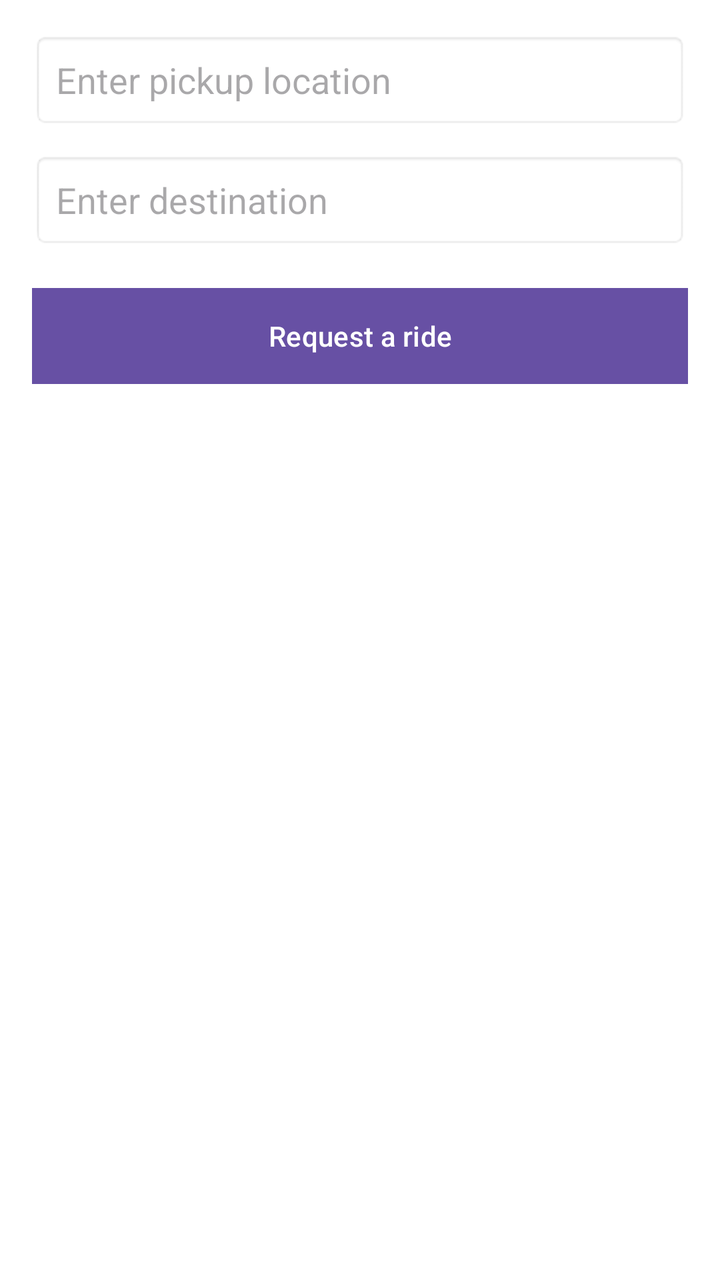
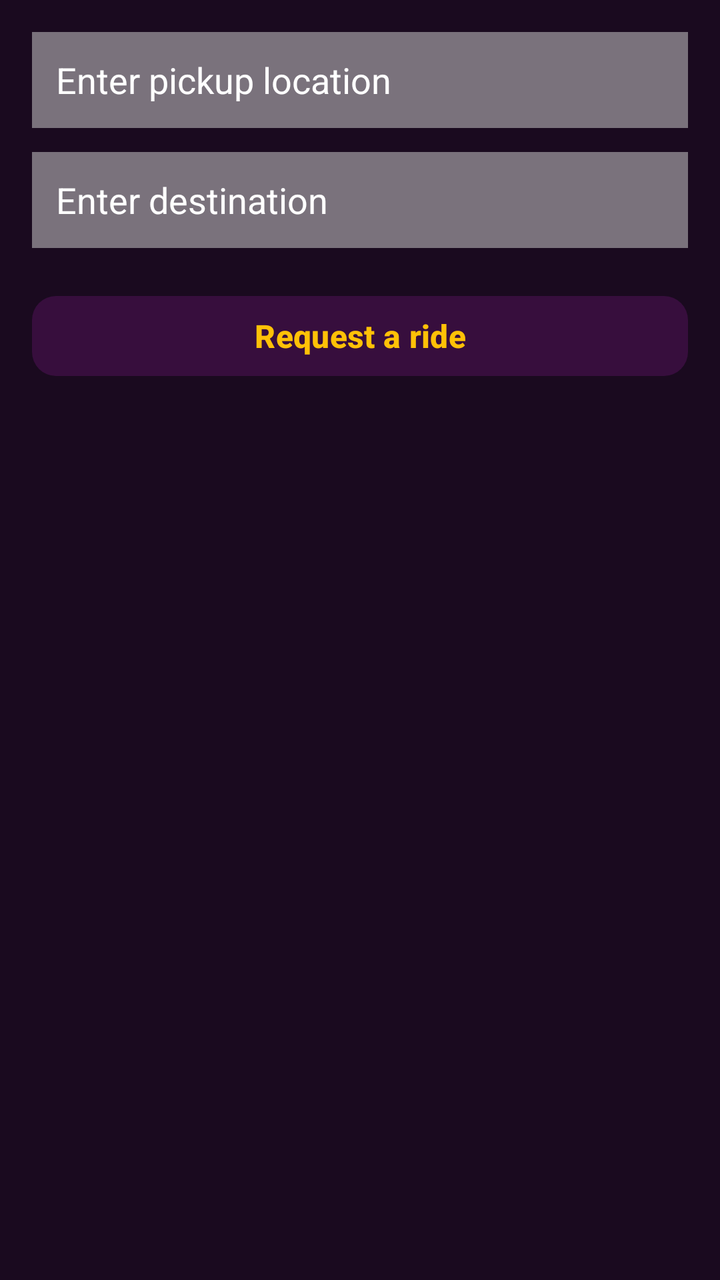

The first picture is an Android layout as it rendered before a commit; the second is the same layout after the commit. The layout source and the unified diff follow.
<!-- AndroidManifest.xml: application theme Theme.UberProject -->
<!-- res/layout/fragment_ride_estimation.xml -->
<?xml version="1.0" encoding="utf-8"?>
<LinearLayout xmlns:android="http://schemas.android.com/apk/res/android"
    android:layout_width="match_parent"
    android:layout_height="wrap_content"
    android:orientation="vertical"
    android:padding="16dp"
    android:background="@android:color/white">

    <EditText
        android:id="@+id/etPickupAddress"
        android:layout_width="match_parent"
        android:layout_height="48dp"
        android:hint="@string/pickup_address"
        android:padding="12dp"
        android:background="@android:drawable/editbox_background"
        android:layout_marginBottom="12dp"
        android:inputType="text"/>

    <EditText
        android:id="@+id/etDestinationAddress"
        android:layout_width="match_parent"
        android:layout_height="48dp"
        android:hint="@string/destination_address"
        android:padding="12dp"
        android:background="@android:drawable/editbox_background"
        android:layout_marginBottom="12dp"
        android:inputType="text"/>

    <Button
        android:id="@+id/btnEstimate"
        android:layout_width="match_parent"
        android:layout_height="48dp"
        android:text="@string/estimate_ride"
        android:textColor="@android:color/white"
        android:background="@color/purple_main"
        android:layout_marginBottom="12dp"
        android:visibility="gone"/>

    <Button
        android:id="@+id/btnRequestRide"
        android:layout_width="match_parent"
        android:layout_height="48dp"
        android:text="@string/request_a_ride"
        android:textColor="@android:color/white"
        android:background="@android:color/holo_blue_dark"
        android:layout_marginTop="8dp"/>

</LinearLayout>
<!-- resources referenced by this layout -->
<resources>
  <color name="purple_main">#370E3D</color>
  <string name="destination_address">Enter destination</string>
  <string name="estimate_ride">Estimate ride time</string>
  <string name="pickup_address">Enter pickup location</string>
  <string name="request_a_ride">Request a ride</string>
  <style name="Theme.UberProject" parent="Base.Theme.UberProject" />
  <style name="Base.Theme.UberProject" parent="Theme.Material3.DayNight.NoActionBar">
          
          
      </style>
</resources>

<!-- the commit's change to res/layout/fragment_ride_estimation.xml (unified diff, before → after) -->
@@ -1,18 +1,21 @@
 <?xml version="1.0" encoding="utf-8"?>
 <LinearLayout xmlns:android="http://schemas.android.com/apk/res/android"
+    xmlns:app="http://schemas.android.com/apk/res-auto"
     android:layout_width="match_parent"
     android:layout_height="wrap_content"
     android:orientation="vertical"
     android:padding="16dp"
-    android:background="@android:color/white">
+    android:background="@color/background_dark">
 
     <EditText
         android:id="@+id/etPickupAddress"
         android:layout_width="match_parent"
         android:layout_height="48dp"
         android:hint="@string/pickup_address"
+        android:textColor="@color/text_white"
+        android:textColorHint="@color/text_white"
         android:padding="12dp"
-        android:background="@android:drawable/editbox_background"
+        android:background="@color/card_background_semi"
         android:layout_marginBottom="12dp"
         android:inputType="text"/>
 
@@ -21,28 +24,36 @@
         android:layout_width="match_parent"
         android:layout_height="48dp"
         android:hint="@string/destination_address"
+        android:textColor="@color/text_white"
+        android:textColorHint="@color/text_white"
         android:padding="12dp"
-        android:background="@android:drawable/editbox_background"
+        android:background="@color/card_background_semi"
         android:layout_marginBottom="12dp"
         android:inputType="text"/>
 
-    <Button
+    <com.google.android.material.button.MaterialButton
         android:id="@+id/btnEstimate"
         android:layout_width="match_parent"
         android:layout_height="48dp"
         android:text="@string/estimate_ride"
-        android:textColor="@android:color/white"
-        android:background="@color/purple_main"
+        android:textColor="@color/text_dark"
+        android:textStyle="bold"
         android:layout_marginBottom="12dp"
-        android:visibility="gone"/>
+        android:visibility="gone"
+        android:textSize="16sp"
+        app:backgroundTint="#FFB800"
+        app:cornerRadius="12dp"/>
 
-    <Button
+    <com.google.android.material.button.MaterialButton
         android:id="@+id/btnRequestRide"
         android:layout_width="match_parent"
         android:layout_height="48dp"
         android:text="@string/request_a_ride"
-        android:textColor="@android:color/white"
-        android:background="@android:color/holo_blue_dark"
-        android:layout_marginTop="8dp"/>
+        android:textColor="@color/accent_yellow"
+        android:textStyle="bold"
+        android:layout_marginTop="8dp"
+        android:textSize="16sp"
+        app:backgroundTint="@color/purple_main"
+        app:cornerRadius="12dp"/>
 
 </LinearLayout>
<!-- resource entries referenced after the edit -->
@@ -1,6 +1,11 @@
 <!-- resources referenced by this layout -->
 <resources>
+  <color name="accent_yellow">#FFC107</color>
+  <color name="background_dark">#1A0A1F</color>
+  <color name="card_background_semi">#80D9D9D9</color>
   <color name="purple_main">#370E3D</color>
+  <color name="text_dark">#333333</color>
+  <color name="text_white">#FFFFFF</color>
   <string name="destination_address">Enter destination</string>
   <string name="estimate_ride">Estimate ride time</string>
   <string name="pickup_address">Enter pickup location</string>
